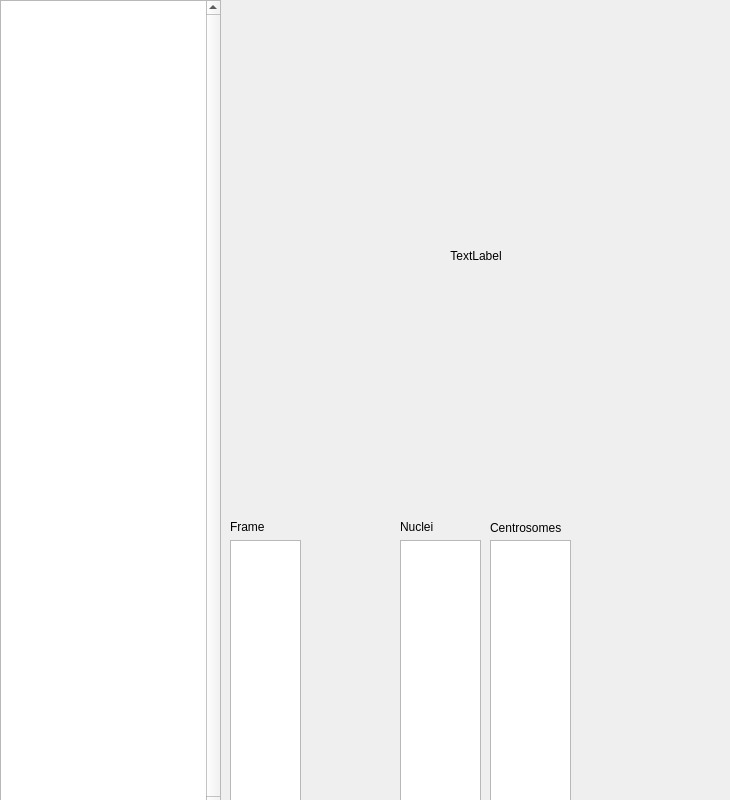
The window that ExperimentsSelectionWidget.ui (HocheggerLab/centrosome-tracking) describes before a commit, drawn with Qt 5.
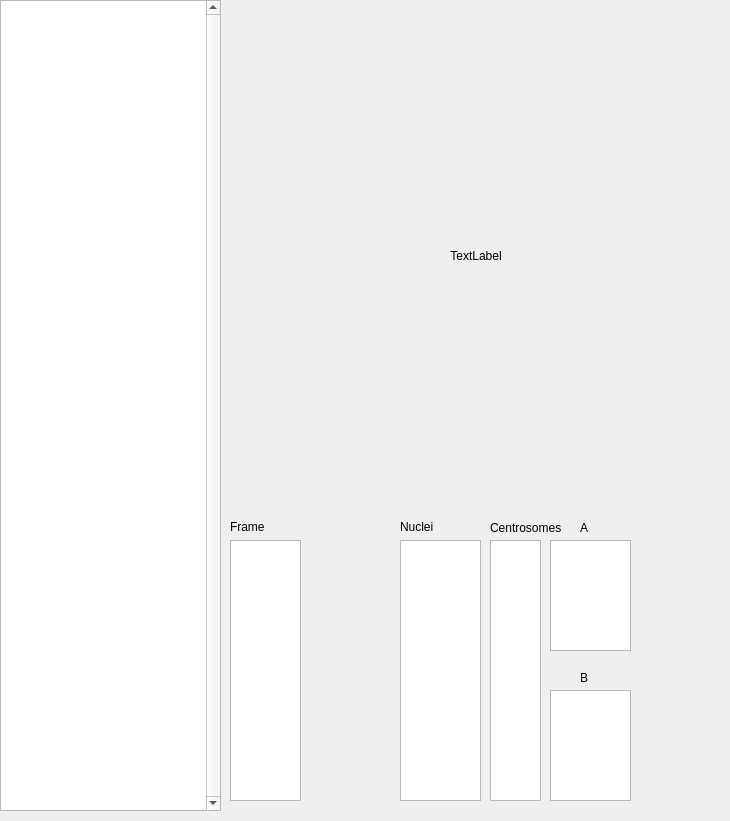
The same window after the commit.

Commit message: Most of the functionalities of the selection tool are completed.

What changed in the file:
```diff
--- a/ExperimentsSelectionWidget.ui
+++ b/ExperimentsSelectionWidget.ui
@@ -7,7 +7,7 @@
     <x>0</x>
     <y>0</y>
     <width>730</width>
-    <height>800</height>
+    <height>821</height>
    </rect>
   </property>
   <property name="windowTitle">
@@ -66,7 +66,7 @@
     <rect>
      <x>490</x>
      <y>540</y>
-     <width>81</width>
+     <width>51</width>
      <height>261</height>
     </rect>
    </property>
@@ -123,6 +123,52 @@
     <string>Frame</string>
    </property>
   </widget>
+  <widget class="QListView" name="centrosomeListView_A">
+   <property name="geometry">
+    <rect>
+     <x>550</x>
+     <y>540</y>
+     <width>81</width>
+     <height>111</height>
+    </rect>
+   </property>
+  </widget>
+  <widget class="QListView" name="centrosomeListView_B">
+   <property name="geometry">
+    <rect>
+     <x>550</x>
+     <y>690</y>
+     <width>81</width>
+     <height>111</height>
+    </rect>
+   </property>
+  </widget>
+  <widget class="QLabel" name="centrosomesTitleLbl_A">
+   <property name="geometry">
+    <rect>
+     <x>580</x>
+     <y>520</y>
+     <width>16</width>
+     <height>16</height>
+    </rect>
+   </property>
+   <property name="text">
+    <string>A</string>
+   </property>
+  </widget>
+  <widget class="QLabel" name="centrosomesTitleLbl_B">
+   <property name="geometry">
+    <rect>
+     <x>580</x>
+     <y>670</y>
+     <width>16</width>
+     <height>16</height>
+    </rect>
+   </property>
+   <property name="text">
+    <string>B</string>
+   </property>
+  </widget>
  </widget>
  <resources/>
  <connections/>
```
The commit also changes 2 other files.
